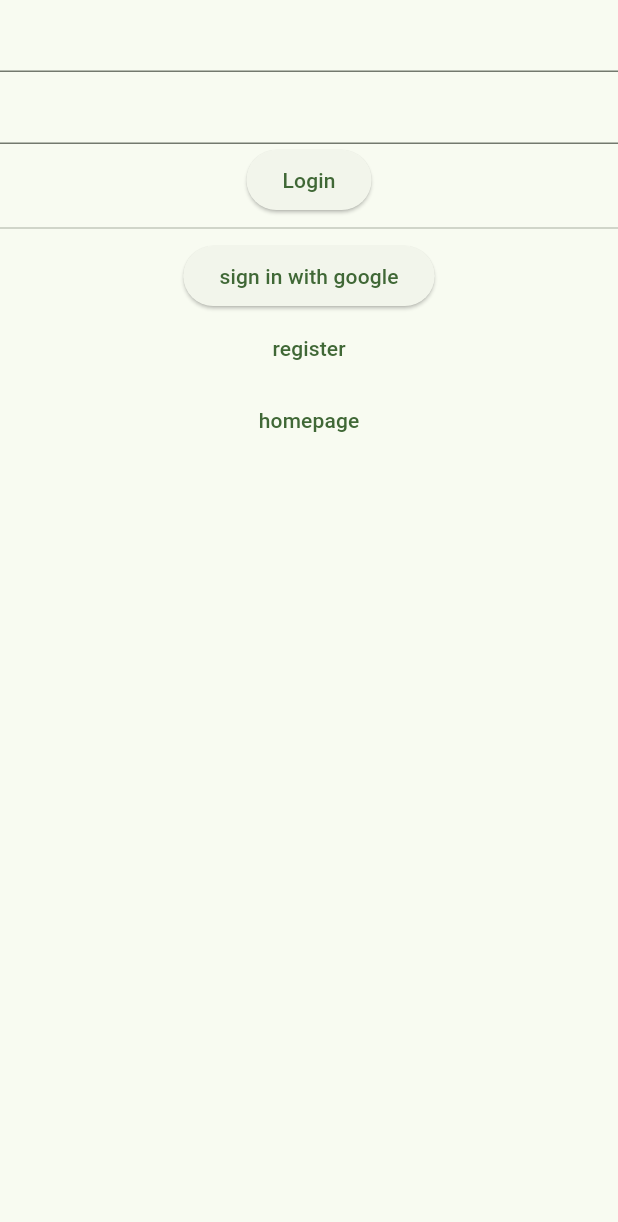
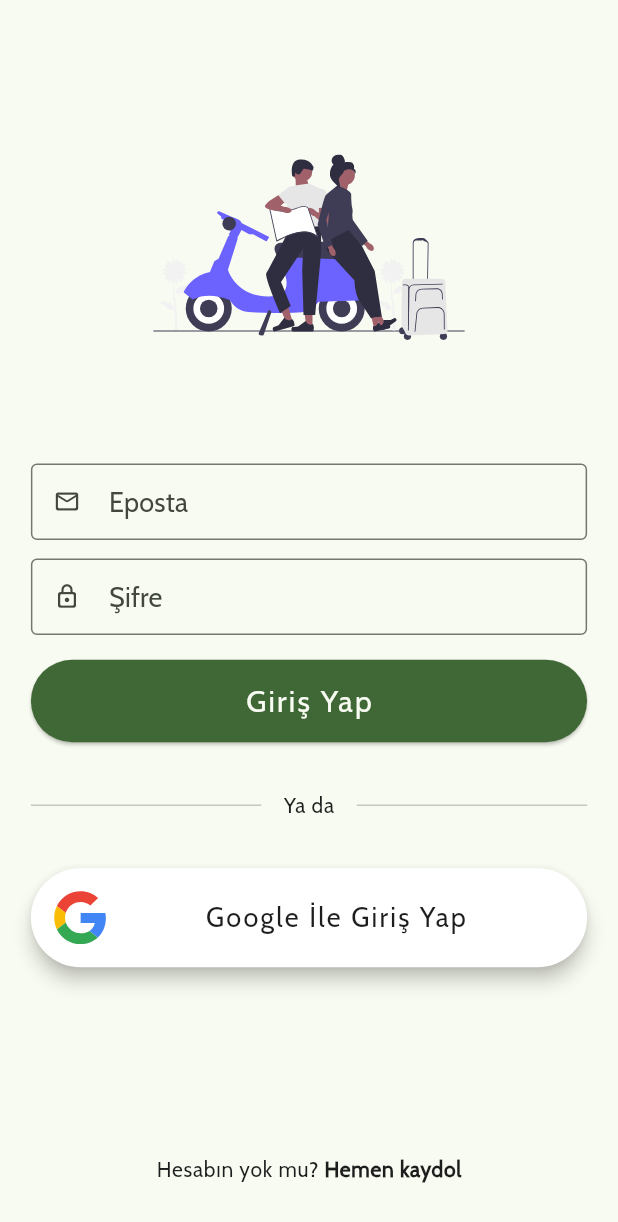
Before and after one commit to suleymangunes/traveling-partner, a Flutter app: the screen it shows after launch, on a phone screen of 412 x 824 dp. Shown: the top 1222 px of the screen. Run offline on Flutter 3.47's test engine with Material 3 defaults, Android fonts, the light colour scheme and no system bars; our stand-ins replace auto_route, cloud_firestore, equatable, firebase_auth, firebase_core, flutter_bloc and 4 more; accounts and stored records are empty.

Commit message:
Login page design completed

```diff
--- /dev/null
+++ b/lib/core/constants/svg/svg_enum.dart
@@ -0,0 +1,11 @@
+enum SvgEnum {
+  traveling('traveling'),
+  gooogle('google'),
+  ;
+
+  const SvgEnum(this.value);
+
+  final String value;
+
+  String get path => 'assets/svg/$value.svg';
+}
--- a/lib/core/extension/text/text_extension.dart
+++ b/lib/core/extension/text/text_extension.dart
@@ -12,9 +12,14 @@ extension TextExtension on BuildContext {
 
   TextStyle get titleLarge => textTheme.titleLarge!;
 
+  TextStyle get titleMedium => textTheme.titleMedium!;
+
   TextStyle get titleSmall => textTheme.titleSmall!;
 
   TextStyle get bodyLarge => textTheme.bodyLarge!;
+  TextStyle get bodyLargeBold => textTheme.bodyLarge!.copyWith(
+        fontWeight: FontWeight.bold,
+      );
 
   TextStyle get spacingHeadlineSmall => textTheme.headlineSmall!.copyWith(
         letterSpacing: 1,
--- /dev/null
+++ b/lib/core/extension/validator/email_validator.dart
@@ -0,0 +1,7 @@
+extension EmailValidator on String {
+  bool isValidEmail() {
+    return RegExp(
+            r'^(([^<>()[\]\\.,;:\s@\"]+(\.[^<>()[\]\\.,;:\s@\"]+)*)|(\".+\"))@((\[[0-9]{1,3}\.[0-9]{1,3}\.[0-9]{1,3}\.[0-9]{1,3}\])|(([a-zA-Z\-0-9]+\.)+[a-zA-Z]{2,}))$')
+        .hasMatch(this);
+  }
+}
--- /dev/null
+++ b/lib/core/extension/validator/string_validator.dart
@@ -0,0 +1,8 @@
+extension StringValidator on String? {
+  String? validateEmpty(String errorMessage) {
+    if (this == null || this!.isEmpty) {
+      return errorMessage;
+    }
+    return null;
+  }
+}
--- a/lib/core/init/localization/locale_keys.dart
+++ b/lib/core/init/localization/locale_keys.dart
@@ -4,4 +4,7 @@ abstract class LocaleKeys {
 
   static const String travelingPartner = 'Gezgin Ortak';
   static const String notFound = 'Veri bulunamadı';
+  static const String validValue = 'Geçerli bir değer girin';
+  static const String validEmail = 'Geçerli bir eposta adresi girin';
+  static const String validPassword = 'Geçerli bir şifre girin';
 }
--- a/lib/view/auth/login/view/login_view.dart
+++ b/lib/view/auth/login/view/login_view.dart
@@ -2,7 +2,14 @@ import 'dart:developer';
 import 'package:cloud_firestore/cloud_firestore.dart';
 import 'package:firebase_auth/firebase_auth.dart';
 import 'package:flutter/material.dart';
+import 'package:flutter_svg/svg.dart';
 import 'package:google_sign_in/google_sign_in.dart';
+import 'package:traveling_partner/core/constants/svg/svg_enum.dart';
+import 'package:traveling_partner/core/extension/context/context_extension.dart';
+import 'package:traveling_partner/core/extension/text/text_extension.dart';
+import 'package:traveling_partner/core/extension/validator/email_validator.dart';
+import 'package:traveling_partner/core/extension/validator/string_validator.dart';
+import 'package:traveling_partner/core/init/localization/locale_keys.dart';
 import 'package:traveling_partner/core/init/navigation/app_router.gr.dart';
 import 'package:traveling_partner/core/init/navigation/app_router_object.dart';
 
@@ -40,48 +47,140 @@ class _LoginViewState extends State<LoginView> {
     return Scaffold(
       body: Form(
         key: _formKey,
+        child: Padding(
+          padding: EdgeInsets.all(context.width * 0.05),
           child: Column(
             children: [
+              SizedBox(height: context.height * 0.1),
+              SizedBox(
+                  height: context.height * 0.15,
+                  child: SvgPicture.asset(SvgEnum.traveling.path)),
+              SizedBox(height: context.height * 0.1),
               TextFormField(
                 controller: _emailController,
+                decoration: InputDecoration(
+                  isDense: true,
+                  border: const OutlineInputBorder(),
+                  hintText: "Eposta",
+                  prefixIcon: const Icon(Icons.mail_outline_rounded),
+                  errorStyle: Theme.of(context).textTheme.titleSmall?.copyWith(
+                        color: context.colorScheme.error,
                       ),
+                ),
+                style: context.titleMedium,
+                validator: (value) => (value != null && value.isValidEmail())
+                    ? null
+                    : LocaleKeys.validEmail,
+              ),
+              SizedBox(height: context.height * 0.015),
               TextFormField(
                 controller: _passwordController,
+                decoration: InputDecoration(
+                  isDense: true,
+                  border: const OutlineInputBorder(),
+                  hintText: "Şifre",
+                  prefixIcon: const Icon(Icons.lock_outline_rounded),
+                  errorStyle: Theme.of(context).textTheme.titleSmall?.copyWith(
+                        color: context.colorScheme.error,
                       ),
+                ),
+                style: context.titleMedium,
+                validator: (value) =>
+                    value.validateEmpty(LocaleKeys.validPassword),
+              ),
+              SizedBox(height: context.height * 0.02),
               ElevatedButton(
+                style: ElevatedButton.styleFrom(
+                    backgroundColor: context.colorScheme.primary,
+                    padding: const EdgeInsets.all(15),
+                    minimumSize: Size(
+                        context.width, Theme.of(context).buttonTheme.height)),
                 onPressed: () async {
                   if (_formKey.currentState!.validate()) {
-                  print(_emailController.text);
-                  print(_passwordController.text);
-                  print("basladi");
-                  await FirebaseAuth.instance.signInWithEmailAndPassword(
-                      email: "email@gmail.com", password: "password");
-                  print("giri yapildi");
-                  await FirebaseAuth.instance.signOut();
-                  print("cikis yapildi");
+                    print("basildi");
+                    // print(_emailController.text);
+                    // print(_passwordController.text);
+                    // print("basladi");
+                    // await FirebaseAuth.instance.signInWithEmailAndPassword(
+                    //     email: "email@gmail.com", password: "password");
+                    // print("giri yapildi");
+                    // await FirebaseAuth.instance.signOut();
+                    // print("cikis yapildi");
                   }
                 },
-              child: const Text("Login"),
+                child: Text(
+                  "Giriş Yap",
+                  style: Theme.of(context).textTheme.titleLarge!.copyWith(
+                      color: context.colorScheme.background,
+                      letterSpacing: 1.5),
                 ),
-            const Divider(),
+              ),
+              SizedBox(height: context.height * 0.02),
+              Row(
+                children: [
+                  const Expanded(child: Divider()),
+                  Padding(
+                    padding: const EdgeInsets.all(15),
+                    child: Text(
+                      "Ya da",
+                      style: context.bodyLarge,
+                    ),
+                  ),
+                  const Expanded(child: Divider()),
+                ],
+              ),
+              SizedBox(height: context.height * 0.02),
               ElevatedButton(
+                style: ElevatedButton.styleFrom(
+                  backgroundColor: Colors.white,
+                  surfaceTintColor: Colors.transparent,
+                  elevation: 5,
+                  padding: const EdgeInsets.all(15),
+                  minimumSize:
+                      Size(context.width, Theme.of(context).buttonTheme.height),
+                ),
                 onPressed: () async {
                   await GoogleSignIn().signOut();
                   signInWithGoogle();
                 },
-                child: const Text("sign in with google")),
+                child: Row(
+                  children: [
+                    SvgPicture.asset(
+                      SvgEnum.gooogle.path,
+                      height: Theme.of(context).buttonTheme.height,
+                    ),
+                    const Spacer(),
+                    Text(
+                      "Google İle Giriş Yap",
+                      style: Theme.of(context).textTheme.titleMedium!.copyWith(
+                            letterSpacing: 1.5,
+                          ),
+                    ),
+                    const Spacer(),
+                  ],
+                ),
+              ),
+              const Spacer(),
               TextButton(
                 onPressed: () {
                   AppRouterObject.appRouter.push(const RegisterRoute());
                 },
-                child: const Text("register")),
-            TextButton(
-              onPressed: () {
-                AppRouterObject.appRouter.push(const HomeRoute());
-              },
-              child: const Text("homepage"),
+                child: RichText(
+                    text: TextSpan(
+                  children: [
+                    TextSpan(
+                      style: context.bodyLarge,
+                      text: "Hesabın yok mu? ",
+                    ),
+                    TextSpan(
+                      style: context.bodyLargeBold,
+                      text: "Hemen kaydol",
                     ),
                   ],
+                )),
+              ),
+            ],
+          ),
         ),
       ),
     );
--- a/pubspec.yaml
+++ b/pubspec.yaml
@@ -45,6 +45,9 @@ dependencies:
   # animation
   lottie: ^3.1.0
 
+  # svg
+  flutter_svg: ^2.0.10+1
+
 dev_dependencies:
   flutter_test:
     sdk: flutter
@@ -62,6 +65,7 @@ flutter:
   assets:
     - assets/fonts/
     - assets/animation/
+    - assets/svg/
 
   fonts:
     - family: CabinRegular
```
Also changed, not shown: assets/svg/google.svg (added), assets/svg/traveling.svg (added), pubspec.lock. Lines whose indentation alone changed are shown as unchanged.
